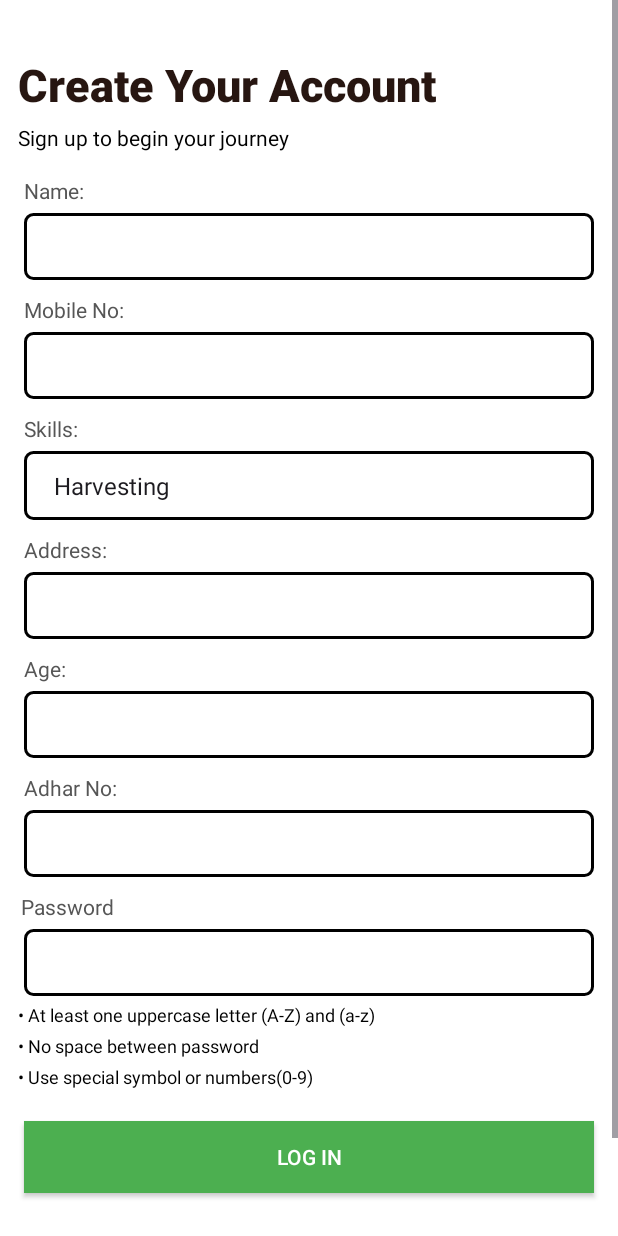
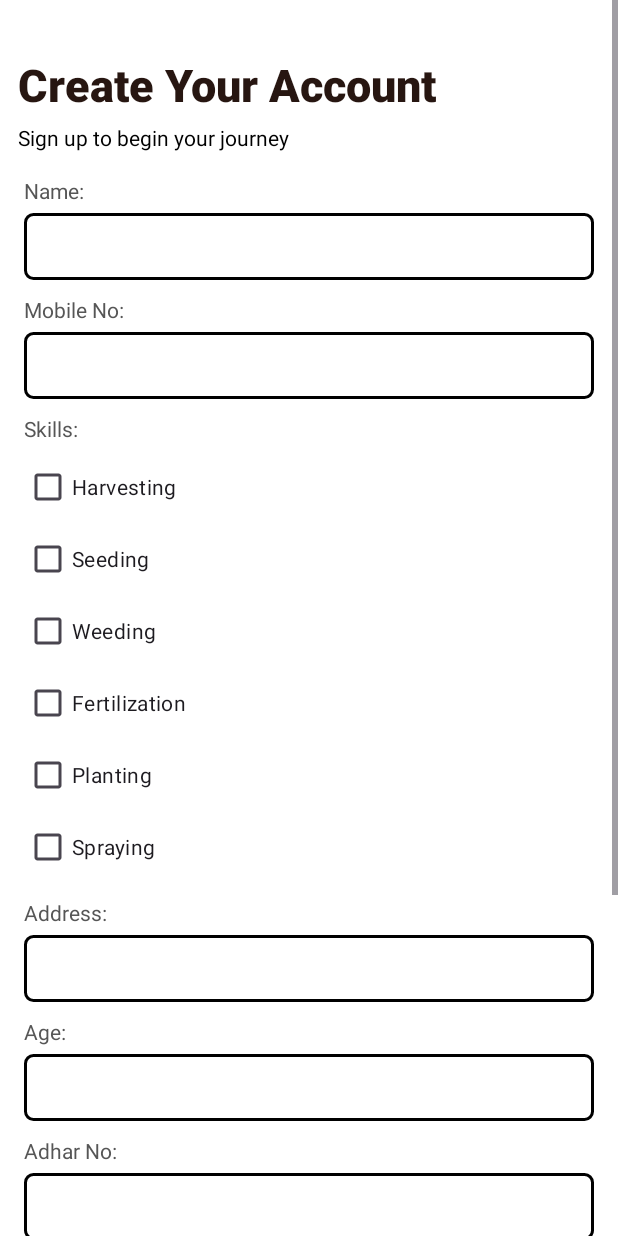
Before and after one commit to Parth200611/farmerlabourshedulingapp, an Android app: the LabourRegister screen opened directly, with no data from a screen before it, on a phone screen of 412 x 824 dp. Run offline under Robolectric (Android 15) with nearby library versions, the phone set to English and light mode, and no system bars.

Commit message:
app compoete

```diff
--- a/app/src/main/java/com/mountreachsolution/farmlabourscheduling/DATABASE/FarmerRegistration.java
+++ b/app/src/main/java/com/mountreachsolution/farmlabourscheduling/DATABASE/FarmerRegistration.java
@@ -128,6 +128,12 @@ public class FarmerRegistration extends SQLiteOpenHelper {
         db.close();
         return result > 0;
     }
+    public void clearAllData() {
+        SQLiteDatabase db = this.getWritableDatabase();
+        db.execSQL("DELETE FROM " + TABLE_USER);
+        db.close();
+    }
+
 
 
 }
--- a/app/src/main/java/com/mountreachsolution/farmlabourscheduling/DATABASE/LabourREgistration.java
+++ b/app/src/main/java/com/mountreachsolution/farmlabourscheduling/DATABASE/LabourREgistration.java
@@ -153,6 +153,11 @@ public class LabourREgistration extends SQLiteOpenHelper {
 
         return rowsAffected > 0;
     }
+    public void clearAllData() {
+        SQLiteDatabase db = this.getWritableDatabase();
+        db.execSQL("DELETE FROM " + TABLE_USER); // Deletes all rows from the table
+        db.close();
+    }
 
 
 
--- a/app/src/main/java/com/mountreachsolution/farmlabourscheduling/DATABASE/Postwork.java
+++ b/app/src/main/java/com/mountreachsolution/farmlabourscheduling/DATABASE/Postwork.java
@@ -125,6 +125,12 @@ public class Postwork extends SQLiteOpenHelper {
         db.update(TABLE_NAME, contentValues, COLUMN_ID + " = ?", new String[]{id});
         db.close();
     }
+    public void clearData() {
+        SQLiteDatabase db = this.getWritableDatabase();
+        db.execSQL("DELETE FROM " + TABLE_NAME);
+        db.execSQL("VACUUM"); // Reset auto-increment counter
+        db.close();
+    }
 
 
 
--- a/app/src/main/java/com/mountreachsolution/farmlabourscheduling/FARMER/HomeFragment.java
+++ b/app/src/main/java/com/mountreachsolution/farmlabourscheduling/FARMER/HomeFragment.java
@@ -157,10 +157,11 @@ public class HomeFragment extends Fragment {
         Cursor cursor = acceptedworkd.getRequest(monilenumber);
         // Change this to the actual farmer mobile number
 
-        if (cursor.getCount() == 0) {
+        if (cursor == null || cursor.getCount() == 0) {  // Added null check
             rvlist.setVisibility(View.GONE);
             tvNorequest.setVisibility(View.VISIBLE);
-        } else {
+            return; }
+        else {
             while (cursor.moveToNext()) {
                 id1.add(cursor.getString(0));
                 name1.add(cursor.getString(1));
--- a/app/src/main/java/com/mountreachsolution/farmlabourscheduling/LABOUR/LabourAccept.java
+++ b/app/src/main/java/com/mountreachsolution/farmlabourscheduling/LABOUR/LabourAccept.java
@@ -47,13 +47,14 @@ public class LabourAccept extends RecyclerView.Adapter<LabourAccept.ViewHolder>
     public LabourAccept.ViewHolder onCreateViewHolder(@NonNull ViewGroup parent, int viewType) {
         View view = LayoutInflater.from(context).inflate(R.layout.requesttdesgin,parent,false);
         return new ViewHolder(view);
+
     }
 
     @Override
     public void onBindViewHolder(@NonNull LabourAccept.ViewHolder holder, int position) {
         holder.tvworkname.setText(work.get(position));
-        holder.tvlabourname.setText(labourname.get(position));
-        holder.tvlabouraddress.setText(labouraddress.get(position));
+        holder.tvlabourname.setText(name.get(position));
+        holder.tvlabouraddress.setText(address.get(position));
         holder.tvstart.setText(starttime.get(position));
         holder.tvend.setText(endtime.get(position));
         holder.tvdate.setText(workdate.get(position));
--- a/app/src/main/java/com/mountreachsolution/farmlabourscheduling/LabourRegister.java
+++ b/app/src/main/java/com/mountreachsolution/farmlabourscheduling/LabourRegister.java
@@ -8,6 +8,7 @@ import android.os.Bundle;
 import android.view.View;
 import android.widget.AdapterView;
 import android.widget.ArrayAdapter;
+import android.widget.CheckBox;
 import android.widget.EditText;
 import android.widget.Spinner;
 import android.widget.Toast;
@@ -32,6 +33,7 @@ public class LabourRegister extends AppCompatActivity {
     AppCompatButton btnRegister;
     String category;
     LabourREgistration labourREgistration;
+    CheckBox checkHarvesting, checkSeeding, checkWeeding, checkFertilization, checkPlanting, checkSpraying;
 
 
     int agel;
@@ -57,27 +59,16 @@ public class LabourRegister extends AppCompatActivity {
         etage = findViewById(R.id.etREgisterAge);
         etadharno = findViewById(R.id.etREgisterAdharnumber);
         etpassword = findViewById(R.id.etREgisterPassword);
-
-        Spinner spinnerSkill = findViewById(R.id.spinnerSkills);
+        checkHarvesting = findViewById(R.id.checkHarvesting);
+        checkSeeding = findViewById(R.id.checkSeeding);
+        checkWeeding = findViewById(R.id.checkWeeding);
+        checkFertilization = findViewById(R.id.checkFertilization);
+        checkPlanting = findViewById(R.id.checkPlanting);
+        checkSpraying = findViewById(R.id.checkSpraying);
 
 
-        String[] skillin = {"Harvesting", "Seeding", "Weeding", "Fertilization", "Planting", "Spraying"};
-        ArrayAdapter<String> workAdapter = new ArrayAdapter<>(LabourRegister.this, android.R.layout.simple_spinner_item, skillin);
-        workAdapter.setDropDownViewResource(android.R.layout.simple_spinner_dropdown_item);
-        spinnerSkill.setAdapter(workAdapter);
 
-        spinnerSkill.setOnItemSelectedListener(new AdapterView.OnItemSelectedListener() {
-            @Override
-            public void onItemSelected(AdapterView<?> parentView, View selectedItemView, int position, long id) {
-                skill= skillin[position];
 
-            }
-
-            @Override
-            public void onNothingSelected(AdapterView<?> parentView) {
-
-            }
-        });
 
 
 
@@ -129,6 +120,22 @@ public class LabourRegister extends AppCompatActivity {
 
                     age = String.valueOf(Integer.parseInt(etage.getText().toString().trim()));
 
+
+                    StringBuilder selectedSkills = new StringBuilder();
+                    if (checkHarvesting.isChecked()) selectedSkills.append("Harvesting, ");
+                    if (checkSeeding.isChecked()) selectedSkills.append("Seeding, ");
+                    if (checkWeeding.isChecked()) selectedSkills.append("Weeding, ");
+                    if (checkFertilization.isChecked()) selectedSkills.append("Fertilization, ");
+                    if (checkPlanting.isChecked()) selectedSkills.append("Planting, ");
+                    if (checkSpraying.isChecked()) selectedSkills.append("Spraying, ");
+
+                    // Remove last comma and space
+                    if (selectedSkills.length() > 0) {
+                        selectedSkills.setLength(selectedSkills.length() - 2);
+                    }
+
+                    skill = selectedSkills.toString();
+
                     // Check if the mobile number already exists
                     if (labourREgistration.isUserExists(mobileno)) {
                         progressDialog.dismiss();
--- a/app/src/main/res/layout/activity_labour_register.xml
+++ b/app/src/main/res/layout/activity_labour_register.xml
@@ -82,17 +82,52 @@
             android:layout_marginStart="16sp"
             android:textSize="14sp"
             />
-
-        <Spinner
-            android:id="@+id/spinnerSkills"
+        <LinearLayout
             android:layout_width="match_parent"
             android:layout_height="wrap_content"
+            android:orientation="vertical"
             android:layout_marginStart="16sp"
-            android:layout_marginEnd="16sp"
             android:layout_marginTop="5dp"
-            android:background="@drawable/edittextback"
-            android:padding="12dp"
-            />
+            android:layout_marginEnd="16sp">
+
+            <CheckBox
+                android:id="@+id/checkHarvesting"
+                android:layout_width="wrap_content"
+                android:layout_height="wrap_content"
+                android:text="Harvesting" />
+
+            <CheckBox
+                android:id="@+id/checkSeeding"
+                android:layout_width="wrap_content"
+                android:layout_height="wrap_content"
+                android:text="Seeding" />
+
+            <CheckBox
+                android:id="@+id/checkWeeding"
+                android:layout_width="wrap_content"
+                android:layout_height="wrap_content"
+                android:text="Weeding" />
+
+            <CheckBox
+                android:id="@+id/checkFertilization"
+                android:layout_width="wrap_content"
+                android:layout_height="wrap_content"
+                android:text="Fertilization" />
+
+            <CheckBox
+                android:id="@+id/checkPlanting"
+                android:layout_width="wrap_content"
+                android:layout_height="wrap_content"
+                android:text="Planting" />
+
+            <CheckBox
+                android:id="@+id/checkSpraying"
+                android:layout_width="wrap_content"
+                android:layout_height="wrap_content"
+                android:text="Spraying" />
+        </LinearLayout>
+
+
 
         <TextView
         android:layout_width="wrap_content"
--- a/app/src/main/res/values/string.xml
+++ b/app/src/main/res/values/string.xml
@@ -1,7 +1,7 @@
 <?xml version="1.0" encoding="utf-8"?>
 <resources>
 
-    <string name="work_schedul">Work Schedul</string><string name="app_name">Farmer</string>
+    <string name="work_schedul">Work Schedul</string><string name="app_name" translatable="false">Farmer Labour Scheduling </string>
     <string name="search_by_work_crop_wages_date">Search by work,crop,wages,date</string>
     <string name="welcome_to_farm_labour_scheduling">Welcome to Farm Labour Scheduling</string>
     <string name="age">Age:</string>
--- a/app/src/main/res/values/strings.xml
+++ b/app/src/main/res/values/strings.xml
@@ -1,4 +1,7 @@
 <?xml version="1.0" encoding="utf-8"?>
 <resources>
 
+
+    <!-- TODO: Remove or change this placeholder text -->
+    <string name="hello_blank_fragment">Hello blank fragment</string>
 </resources>
```
Also changed, not shown: app/src/main/java/com/mountreachsolution/farmlabourscheduling/LABOUR/Finalshedul.java (added, +66 -0 lines), app/src/main/java/com/mountreachsolution/farmlabourscheduling/Splashactivity.java (+15 -0 lines), app/src/main/res/layout/finadat.xml (added, +283 -0 lines), app/src/main/res/layout/fragment_finalshedul.xml (added, +14 -0 lines).
